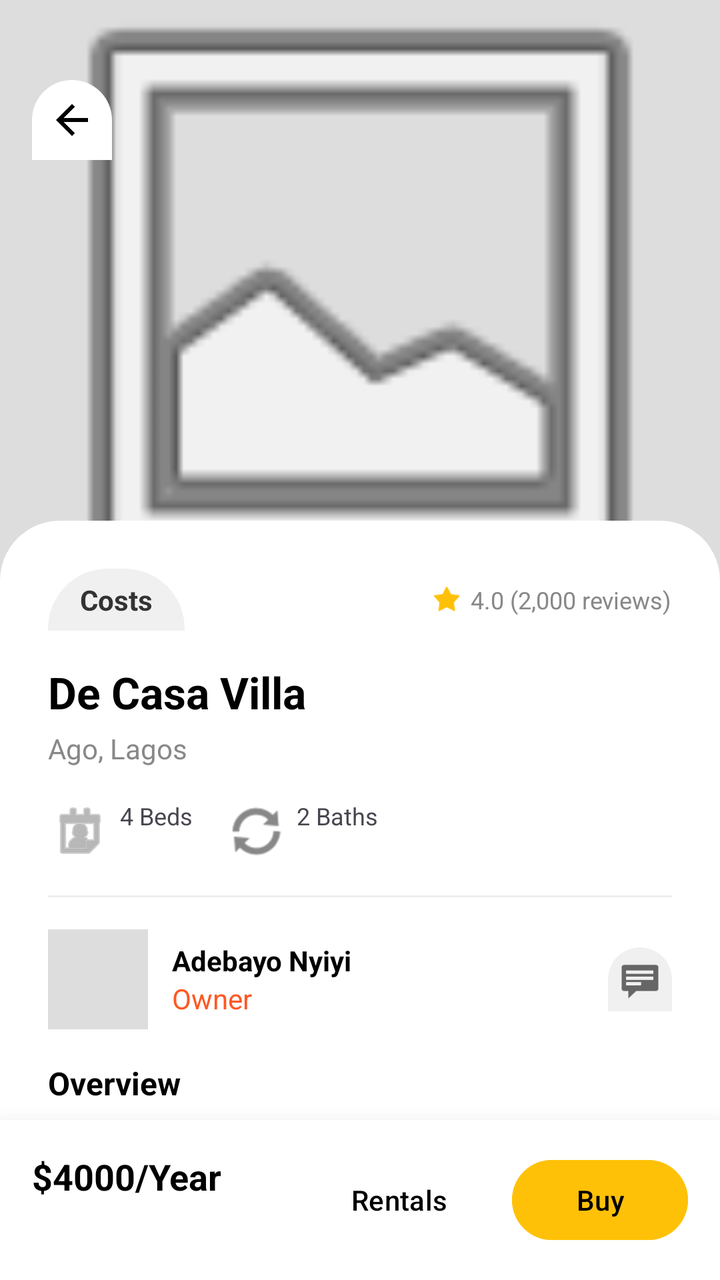
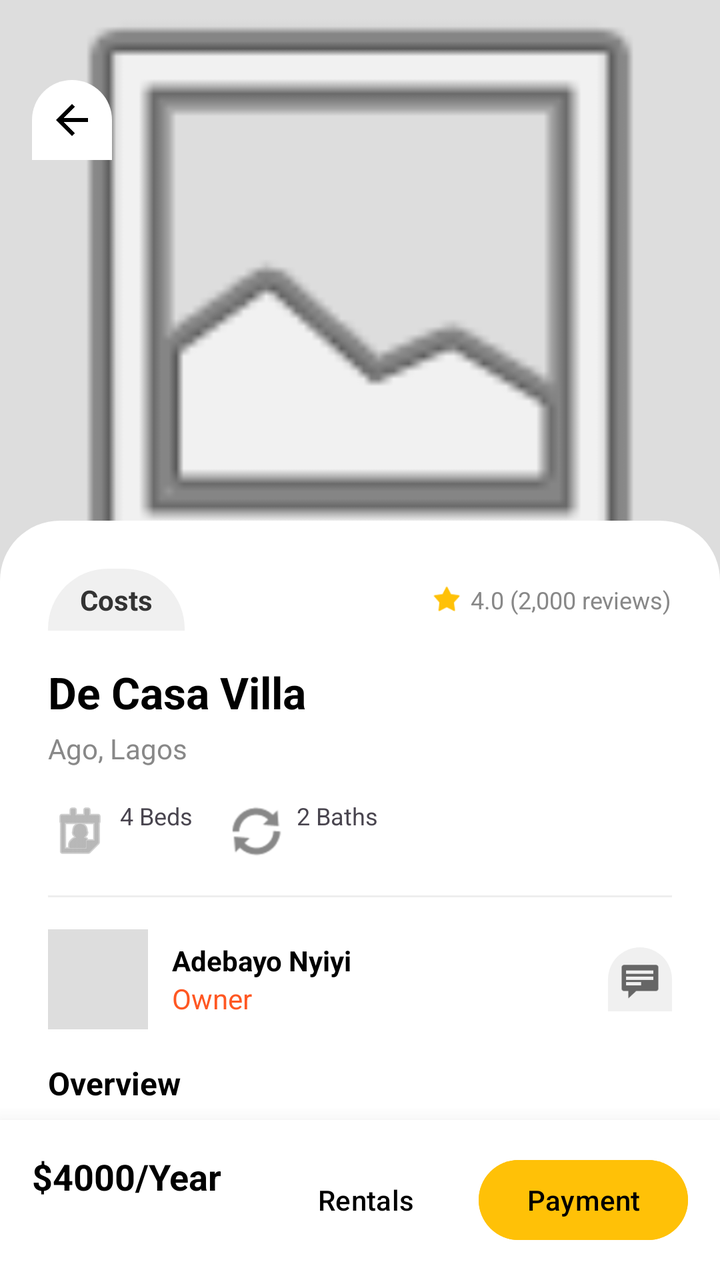

Two renders of the same Android screen: before a commit and after it. Below are the layout's source before the change and the commit's diff.
<!-- AndroidManifest.xml: application theme Theme.DeCasaApps -->
<!-- res/layout/activity_detail.xml -->
<?xml version="1.0" encoding="utf-8"?>
<androidx.constraintlayout.widget.ConstraintLayout
    xmlns:android="http://schemas.android.com/apk/res/android"
    xmlns:app="http://schemas.android.com/apk/res-auto"
    xmlns:tools="http://schemas.android.com/tools"
    android:layout_width="match_parent"
    android:layout_height="match_parent"
    android:background="#F5F5F5">

    <ImageView
        android:id="@+id/ivDetailImage"
        android:layout_width="match_parent"
        android:layout_height="300dp"
        android:scaleType="centerCrop"
        android:src="@android:drawable/ic_menu_gallery"
        android:background="#DDDDDD"
        app:layout_constraintTop_toTopOf="parent"/>

    <ImageView
        android:id="@+id/btnBack"
        android:layout_width="40dp"
        android:layout_height="40dp"
        android:layout_marginStart="16dp"
        android:layout_marginTop="40dp"
        android:padding="8dp"
        android:background="@drawable/bg_white_rounded_top"
        android:src="@drawable/ic_back_arrow"
        app:tint="#000000"
        app:layout_constraintStart_toStartOf="parent"
        app:layout_constraintTop_toTopOf="parent"/>
    <androidx.core.widget.NestedScrollView
        android:layout_width="match_parent"
        android:layout_height="0dp"
        android:layout_marginTop="-40dp"
        android:background="@drawable/bg_white_rounded_top"
        app:layout_constraintTop_toBottomOf="@+id/ivDetailImage"
        app:layout_constraintBottom_toTopOf="@id/bottomBar"
        app:layout_constraintVertical_bias="0.0">

        <LinearLayout
            android:layout_width="match_parent"
            android:layout_height="wrap_content"
            android:orientation="vertical"
            android:padding="24dp">

            <LinearLayout
                android:id="@+id/layoutRating"
                android:layout_width="match_parent"
                android:layout_height="wrap_content"
                android:gravity="center_vertical"
                android:orientation="horizontal"
                android:clickable="true"
                android:focusable="true"
                android:background="?attr/selectableItemBackground">

                <TextView
                    android:layout_width="wrap_content"
                    android:layout_height="wrap_content"
                    android:text="Costs"
                    android:paddingHorizontal="16dp"
                    android:paddingVertical="6dp"
                    android:background="@drawable/bg_white_rounded_top"
                    android:backgroundTint="#F0F0F0"
                    android:textStyle="bold"
                    android:textColor="#333333"/>

                <View android:layout_width="0dp" android:layout_height="0dp" android:layout_weight="1"/>

                <ImageView
                    android:layout_width="16dp"
                    android:layout_height="16dp"
                    android:src="@android:drawable/star_on"
                    app:tint="#FFC107"/>
                <TextView
                    android:layout_width="wrap_content"
                    android:layout_height="wrap_content"
                    android:text="4.0 (2,000 reviews)"
                    android:layout_marginStart="4dp"
                    android:textSize="12sp"
                    android:textColor="#888888"/>
            </LinearLayout>

            <TextView
                android:id="@+id/tvDetailTitle"
                android:layout_width="match_parent"
                android:layout_height="wrap_content"
                android:layout_marginTop="16dp"
                android:text="De Casa Villa"
                android:textSize="22sp"
                android:textStyle="bold"
                android:textColor="#000000"/>

            <TextView
                android:id="@+id/tvDetailLocation"
                android:layout_width="match_parent"
                android:layout_height="wrap_content"
                android:layout_marginTop="4dp"
                android:text="Ago, Lagos"
                android:textSize="14sp"
                android:textColor="#888888"/>

            <LinearLayout
                android:layout_width="match_parent"
                android:layout_height="wrap_content"
                android:orientation="horizontal"
                android:layout_marginTop="16dp">

                <TextView
                    android:layout_width="wrap_content"
                    android:layout_height="wrap_content"
                    android:drawableStart="@android:drawable/ic_menu_my_calendar"
                    android:drawablePadding="4dp"
                    android:text="4 Beds"
                    android:textSize="12sp"
                    android:layout_marginEnd="16dp"
                    app:drawableTint="#888888"/>

                <TextView
                    android:layout_width="wrap_content"
                    android:layout_height="wrap_content"
                    android:drawableStart="@android:drawable/ic_popup_sync"
                    android:drawablePadding="4dp"
                    android:text="2 Baths"
                    android:textSize="12sp"
                    app:drawableTint="#888888"/>
            </LinearLayout>

            <View
                android:layout_width="match_parent"
                android:layout_height="1dp"
                android:background="#EEEEEE"
                android:layout_marginVertical="16dp"/>

            <LinearLayout
                android:layout_width="match_parent"
                android:layout_height="wrap_content"
                android:orientation="horizontal"
                android:gravity="center_vertical">

                <ImageView
                    android:layout_width="50dp"
                    android:layout_height="50dp"
                    android:src="@android:drawable/sym_def_app_icon"
                    android:background="#DDDDDD"/>

                <LinearLayout
                    android:layout_width="0dp"
                    android:layout_height="wrap_content"
                    android:layout_weight="1"
                    android:layout_marginStart="12dp"
                    android:orientation="vertical">
                    <TextView
                        android:layout_width="wrap_content"
                        android:layout_height="wrap_content"
                        android:text="Adebayo Nyiyi"
                        android:textStyle="bold"
                        android:textColor="#000000"/>
                    <TextView
                        android:layout_width="wrap_content"
                        android:layout_height="wrap_content"
                        android:text="Owner"
                        android:textColor="#FF5722"/>
                </LinearLayout>

                <ImageView
                    android:layout_width="32dp"
                    android:layout_height="32dp"
                    android:background="@drawable/bg_white_rounded_top"
                    android:backgroundTint="#F0F0F0"
                    android:padding="6dp"
                    android:src="@android:drawable/stat_notify_chat"
                    app:tint="#666666"/>
            </LinearLayout>

            <TextView
                android:layout_width="match_parent"
                android:layout_height="wrap_content"
                android:layout_marginTop="16dp"
                android:text="Overview"
                android:textStyle="bold"
                android:textSize="16sp"
                android:textColor="#000000"/>

            <TextView
                android:layout_width="match_parent"
                android:layout_height="wrap_content"
                android:layout_marginTop="8dp"
                android:text="Luxury 5 Bedrooms full detached for sales amenities: fitted kitchen with accessories."
                android:textColor="#666666"
                android:lineSpacingExtra="4dp"/>

            <TextView
                android:layout_width="match_parent"
                android:layout_height="wrap_content"
                android:layout_marginTop="16dp"
                android:text="Photos"
                android:textStyle="bold"
                android:textSize="16sp"
                android:textColor="#000000"/>

            <LinearLayout
                android:layout_width="match_parent"
                android:layout_height="100dp"
                android:orientation="horizontal"
                android:layout_marginTop="8dp">

                <ImageView
                    android:layout_width="100dp"
                    android:layout_height="match_parent"
                    android:src="@android:drawable/ic_menu_gallery"
                    android:scaleType="centerCrop"
                    android:layout_marginEnd="8dp"
                    android:background="#DDDDDD"/>
                <ImageView
                    android:layout_width="100dp"
                    android:layout_height="match_parent"
                    android:src="@android:drawable/ic_menu_gallery"
                    android:scaleType="centerCrop"
                    android:layout_marginEnd="8dp"
                    android:background="#DDDDDD"/>
                <ImageView
                    android:layout_width="100dp"
                    android:layout_height="match_parent"
                    android:src="@android:drawable/ic_menu_gallery"
                    android:scaleType="centerCrop"
                    android:background="#DDDDDD"/>
            </LinearLayout>

            <View android:layout_width="match_parent" android:layout_height="80dp"/>

        </LinearLayout>
    </androidx.core.widget.NestedScrollView>

    <LinearLayout
        android:id="@+id/bottomBar"
        android:layout_width="match_parent"
        android:layout_height="wrap_content"
        android:orientation="horizontal"
        android:background="#FFFFFF"
        android:padding="16dp"
        android:elevation="16dp"
        app:layout_constraintBottom_toBottomOf="parent">

        <LinearLayout
            android:layout_width="0dp"
            android:layout_height="wrap_content"
            android:layout_weight="1"
            android:orientation="vertical">
            <TextView
                android:layout_width="wrap_content"
                android:layout_height="wrap_content"
                android:text="$4000/Year"
                android:textSize="18sp"
                android:textStyle="bold"
                android:textColor="#000000"/>
        </LinearLayout>

        <Button
            android:id="@+id/btnRent"
            android:layout_width="wrap_content"
            android:layout_height="wrap_content"
            android:text="Rentals"
            android:backgroundTint="#FFFFFF"
            android:textColor="#000000"
            android:layout_marginEnd="8dp"/>

        <Button
            android:id="@+id/btnBuy"
            android:layout_width="wrap_content"
            android:layout_height="wrap_content"
            android:text="Buy"
            android:backgroundTint="#FFC107"
            android:textColor="#000000"/>
    </LinearLayout>

</androidx.constraintlayout.widget.ConstraintLayout>
<!-- resources referenced by this layout -->
<resources>
  <!-- drawable bg_white_rounded_top (drawable) -->
  <?xml version="1.0" encoding="utf-8"?>
  <shape xmlns:android="http://schemas.android.com/apk/res/android">
      <solid android:color="#FFFFFF"/>
      <corners
          android:topLeftRadius="30dp"
          android:topRightRadius="30dp"
          android:bottomLeftRadius="0dp"
          android:bottomRightRadius="0dp"/>
  </shape>
  <!-- drawable ic_back_arrow (drawable) -->
  <vector xmlns:android="http://schemas.android.com/apk/res/android"
      android:width="24dp"
      android:height="24dp"
      android:viewportWidth="24"
      android:viewportHeight="24">
      <path
          android:fillColor="#000000"
          android:pathData="M20,11H7.83l5.59,-5.59L12,4l-8,8 8,8 1.41,-1.41L7.83,13H20v-2z"/>
  </vector>
  <style name="Theme.DeCasaApps" parent="Base.Theme.DeCasaApps" />
  <style name="Base.Theme.DeCasaApps" parent="Theme.Material3.DayNight.NoActionBar">
          
          
      </style>
</resources>

<!-- the commit's change to res/layout/activity_detail.xml (unified diff, before → after) -->
@@ -268,7 +268,7 @@
             android:id="@+id/btnBuy"
             android:layout_width="wrap_content"
             android:layout_height="wrap_content"
-            android:text="Buy"
+            android:text="Payment"
             android:backgroundTint="#FFC107"
             android:textColor="#000000"/>
     </LinearLayout>
